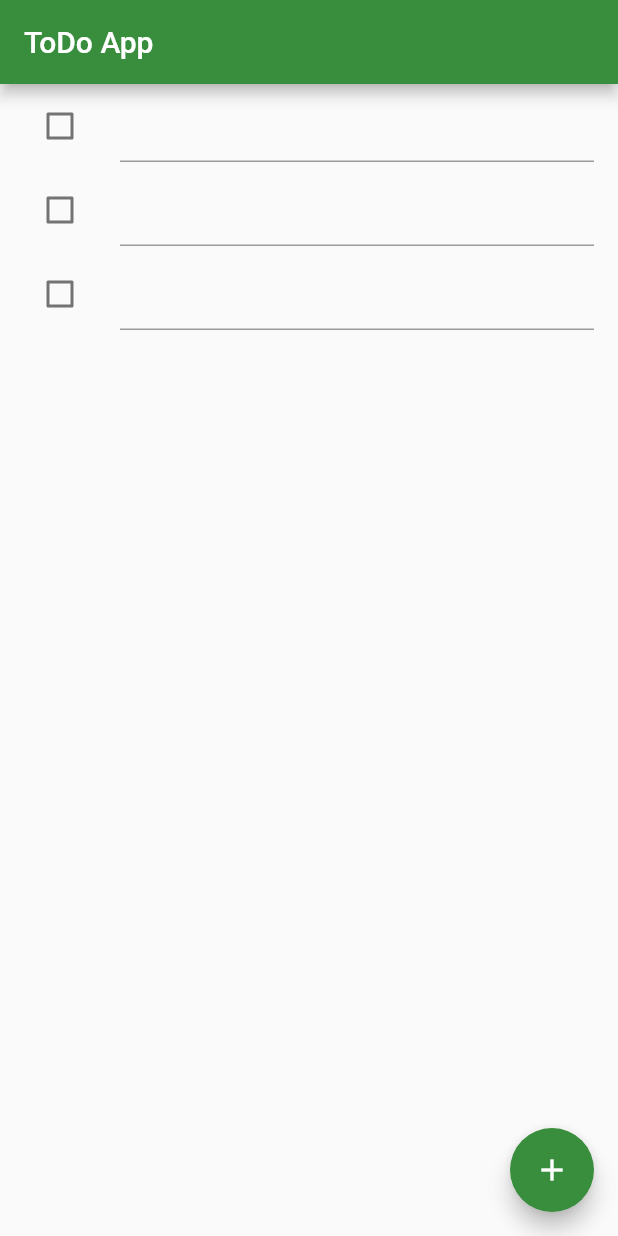
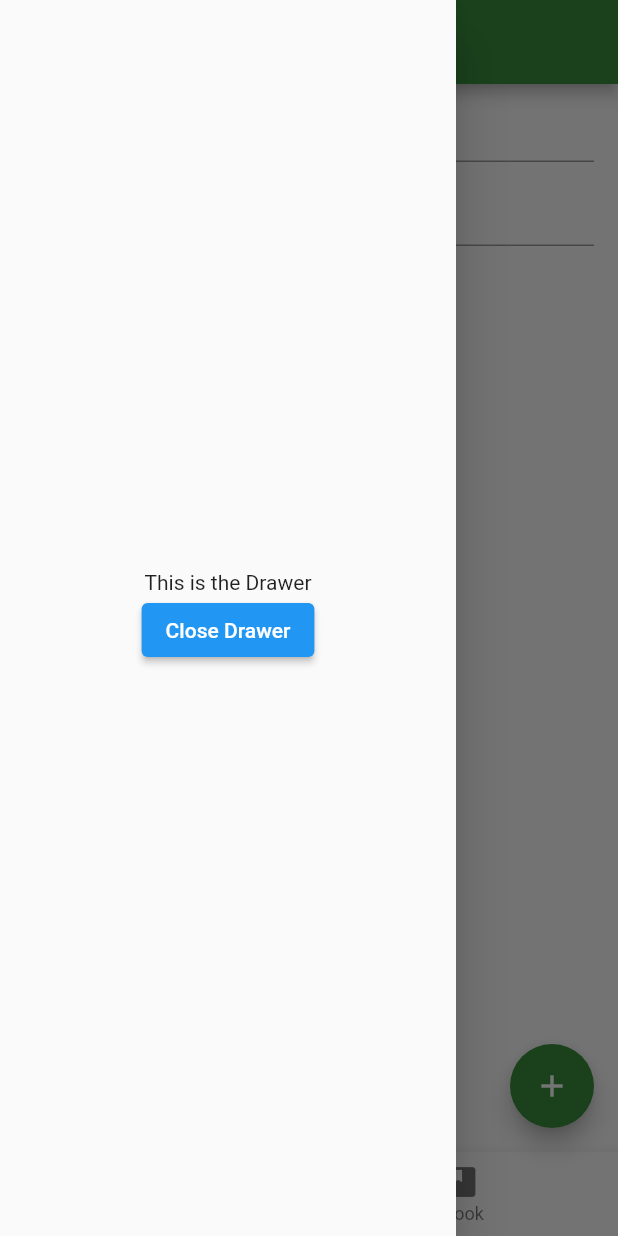
Before and after one commit to adachi-fumiya/flutter-todo, a Flutter app: the screen it shows after launch, with the side drawer open (before the commit the screen has no drawer), on a phone screen of 412 x 824 dp. Run offline on Flutter 3.47's test engine with Material 2 defaults, Android fonts, the phone set to English and light mode, and no system bars.

Commit message:
drowerを実装

```diff
--- a/lib/main.dart
+++ b/lib/main.dart
@@ -32,9 +32,19 @@ class HomeScreen extends StatefulWidget {
 class _HomeScreenState extends State<HomeScreen> {
   // 初めに3つTODOリストを作成
   final _todos = List.generate(
-    3,
+    2,
     (index) => ToDo(),
   );
+
+  final GlobalKey<ScaffoldState> _scaffoldKey = GlobalKey<ScaffoldState>();
+
+  void _openDrawer() {
+    _scaffoldKey.currentState!.openDrawer();
+  }
+
+  void _closeDrawer() {
+    Navigator.of(context).pop();
+  }
 
   @override
   Widget build(BuildContext context) {
@@ -57,6 +67,7 @@ class _HomeScreenState extends State<HomeScreen> {
               leading: Checkbox(
                 value: _todos[index].checked,
                 onChanged: (e) {
+                  // setStateはフレームワーク側に画面更新が必要であることを通知します。
                   setState(() {
                     _todos[index].checked = e; //イベントeを受け取り反映 true, false
                   });
@@ -81,6 +92,40 @@ class _HomeScreenState extends State<HomeScreen> {
               );
             });
           },
-        ));
+        ),
+        // ボトムにバーを追加できる。
+        bottomNavigationBar: BottomNavigationBar(
+          items: const <BottomNavigationBarItem>[
+            BottomNavigationBarItem(
+              icon: Icon(Icons.book),
+              activeIcon: Icon(Icons.book_online),
+              label: 'Book',
+              tooltip: "This is a Book Page",
+              backgroundColor: Colors.blue,
+            ),
+            BottomNavigationBarItem(
+              icon: Icon(Icons.book),
+              activeIcon: Icon(Icons.book_online),
+              label: 'Book',
+              tooltip: "This is a Book Page",
+              backgroundColor: Colors.blue,
+            ),
+          ],
+        ),
+        // 左上のdrawer
+        drawer: Drawer(
+        child: Center(
+          child: Column(
+            mainAxisAlignment: MainAxisAlignment.center,
+            children: <Widget>[
+              const Text('This is the Drawer'),
+              ElevatedButton(
+                onPressed: _closeDrawer,
+                child: const Text('Close Drawer'),
+              ),
+            ],
+          ),
+        ),
+      ));
   }
 }
```
